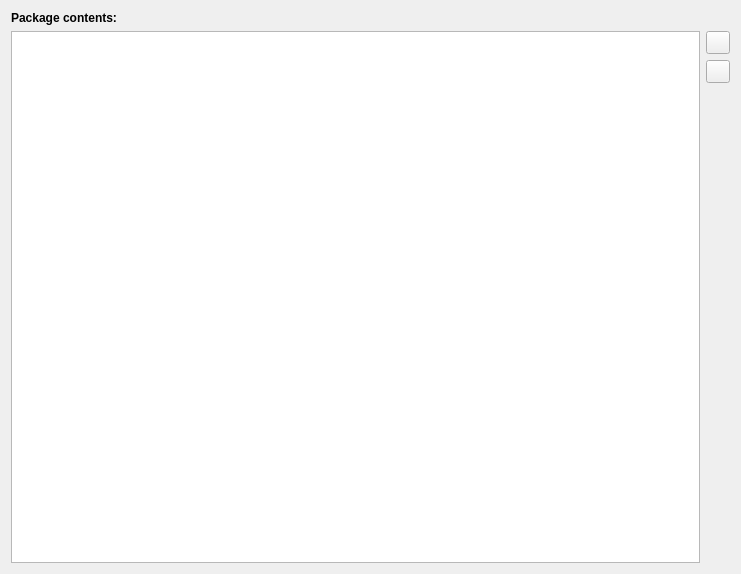
Above: src/plugins/qt4projectmanager/qt-maemo/maemopackagecreationwidget.ui from qt-creator/qt-creator before the change. Below: the same form after it.
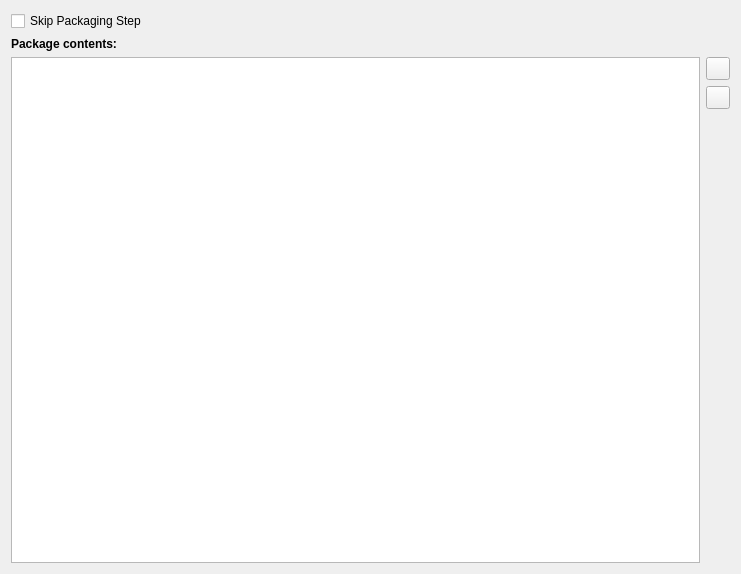
That is the form after the change. Icons and pictures are not drawn.

Commit message: Maemo: Make packaging step optional.

The edit to the form file:
```diff
--- a/src/plugins/qt4projectmanager/qt-maemo/maemopackagecreationwidget.ui
+++ b/src/plugins/qt4projectmanager/qt-maemo/maemopackagecreationwidget.ui
@@ -17,6 +17,20 @@
    </sizepolicy>
   </property>
   <layout class="QVBoxLayout" name="verticalLayout_2">
+   <property name="spacing">
+    <number>6</number>
+   </property>
+   <item>
+    <widget class="QCheckBox" name="skipCheckBox">
+     <property name="toolTip">
+      <string>Check this if you build the package externally. It still needs to be at the location listed above 
+and the remote executable is assumed to be in the directory mentioned below.</string>
+     </property>
+     <property name="text">
+      <string>Skip Packaging Step</string>
+     </property>
+    </widget>
+   </item>
    <item>
     <widget class="QLabel" name="contentsLabel">
      <property name="font">
```
Left out of the diff: 25 changed lines with no effect on the pictures. The commit also changes 4 other files.
